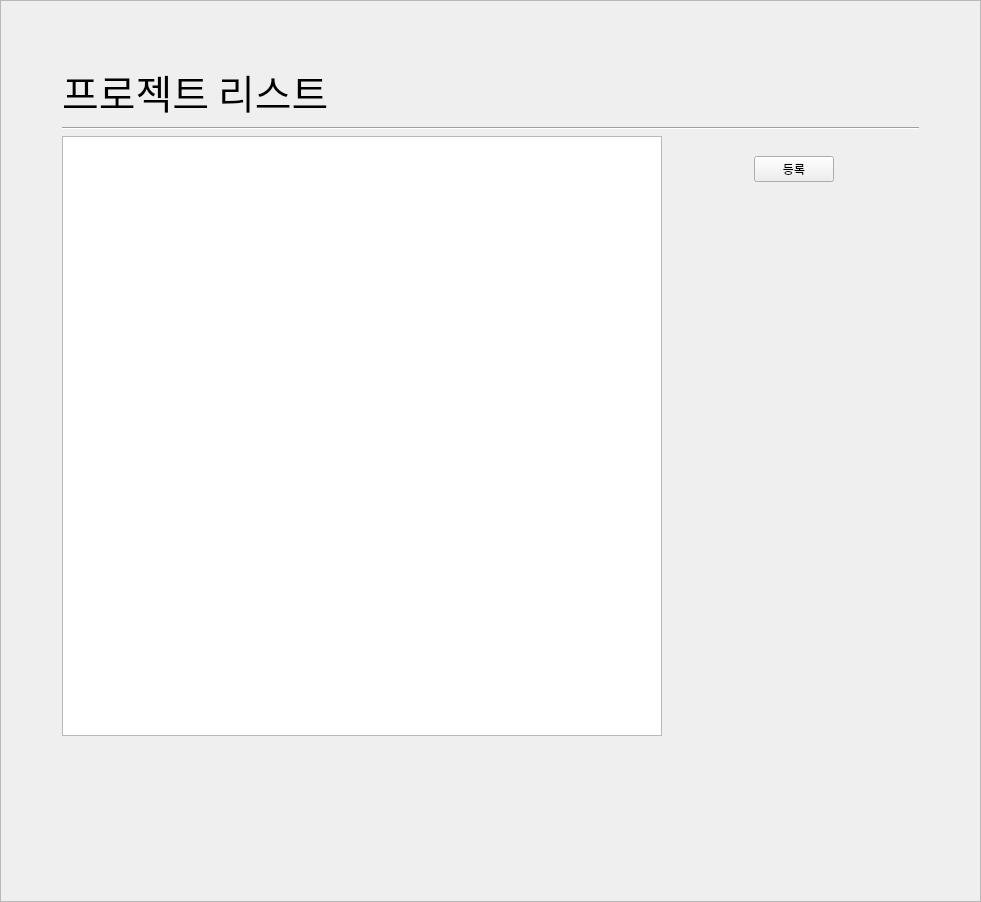
First picture: the form in ui_projectlist.ui, repository vmflxu/ERP, before the edit.
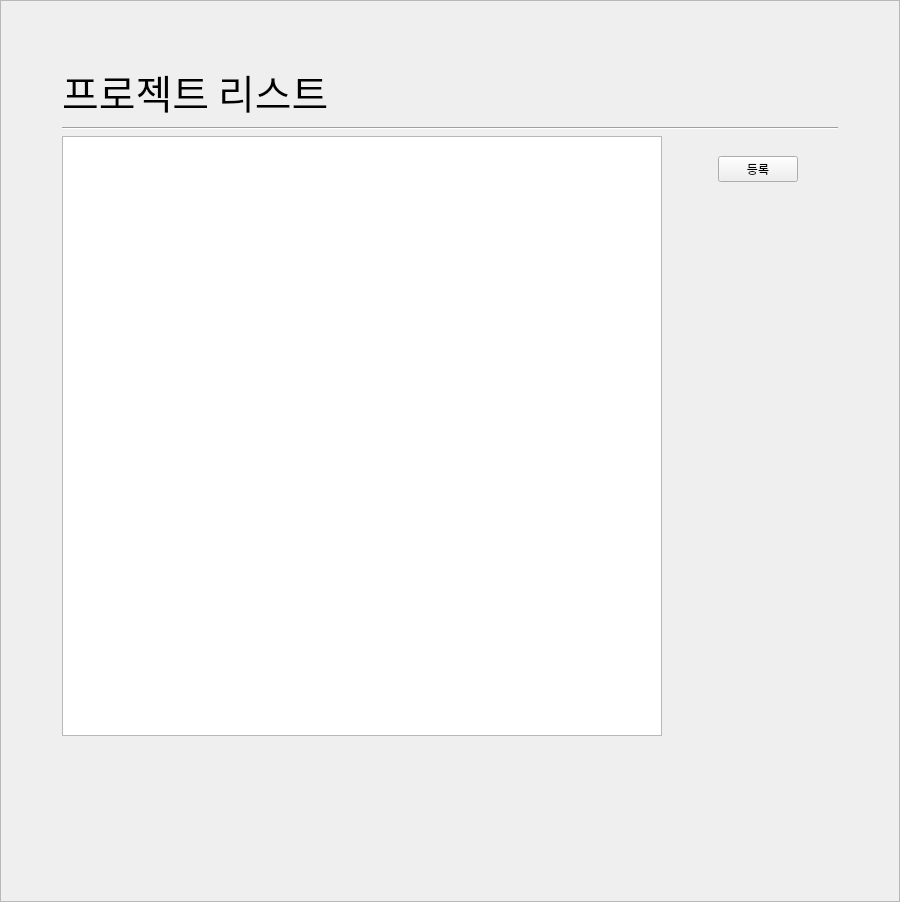
Second picture: the form after the edit. Icons and pictures are not drawn.

Diff of the .ui file:
```diff
--- a/ui_projectlist.ui
+++ b/ui_projectlist.ui
@@ -6,10 +6,28 @@
    <rect>
     <x>0</x>
     <y>0</y>
-    <width>981</width>
+    <width>900</width>
     <height>902</height>
    </rect>
   </property>
+  <property name="sizePolicy">
+   <sizepolicy hsizetype="Fixed" vsizetype="Preferred">
+    <horstretch>0</horstretch>
+    <verstretch>0</verstretch>
+   </sizepolicy>
+  </property>
+  <property name="minimumSize">
+   <size>
+    <width>900</width>
+    <height>0</height>
+   </size>
+  </property>
+  <property name="maximumSize">
+   <size>
+    <width>900</width>
+    <height>16777215</height>
+   </size>
+  </property>
   <property name="windowTitle">
    <string>Frame</string>
   </property>
```
